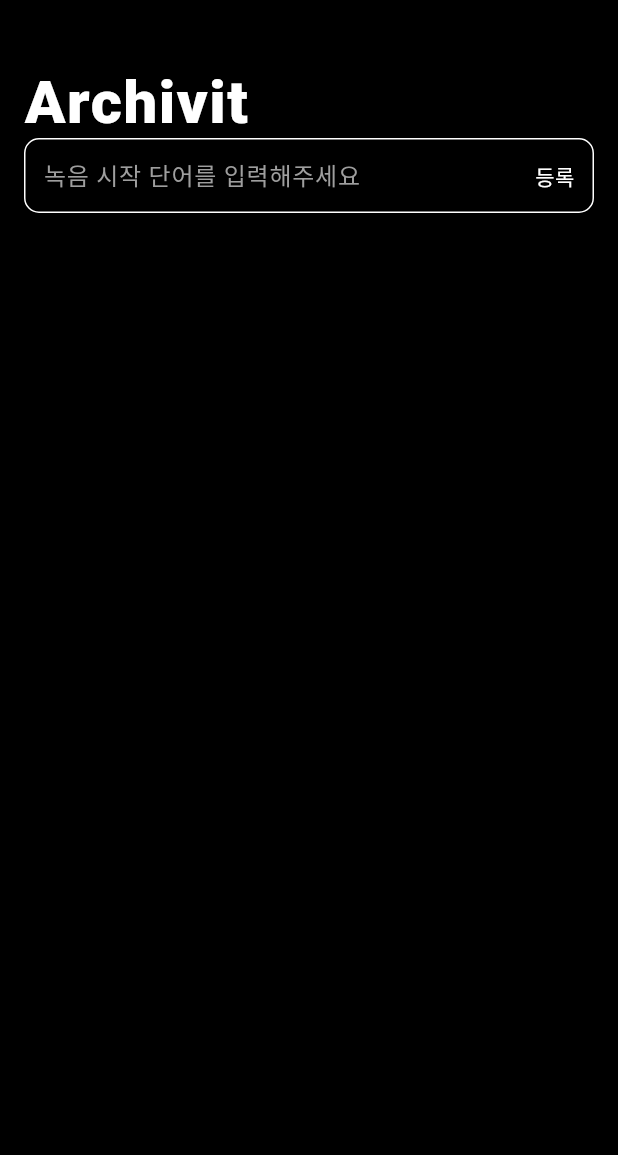
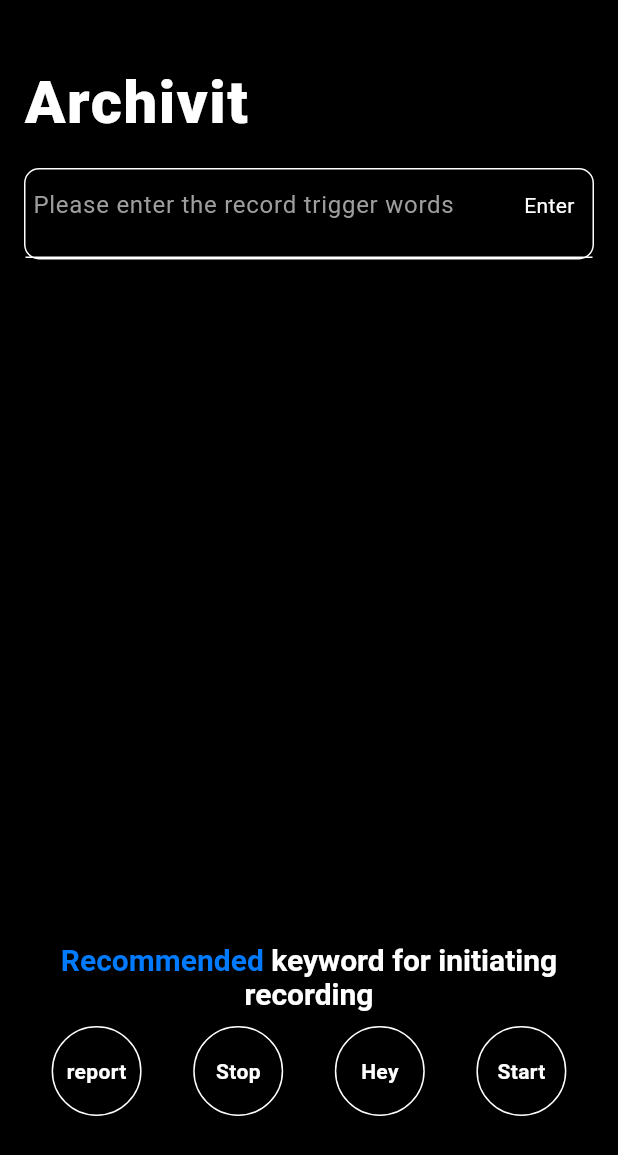
Before and after one commit to AGILE-CK/GDSC-Archivit-Frontend, a Flutter app: the VoiceSettingScreen screen opened directly, on a phone screen of 412 x 824 dp. Shown: the top 1155 px of the screen. Run offline on Flutter 3.47's test engine with Material 3 defaults, Android fonts, the phone set to English and light mode, and no system bars; our stand-ins replace fluentui_system_icons, flutter_screenutil, flutter_speed_dial, get.

Commit message:
sds
sdsd

```diff
--- a/lib/home/voice_setting.dart
+++ b/lib/home/voice_setting.dart
@@ -6,7 +6,9 @@ class VoiceSettingScreen extends StatefulWidget {
 }
 
 class _VoiceSettingScreenState extends State<VoiceSettingScreen> {
-  String recordingKeyword = '';
+  List<String> recordedKeywords = [];
+  List<Widget> keywordWidgets = [];
+  TextEditingController _textEditingController = TextEditingController();
 
   @override
   Widget build(BuildContext context) {
@@ -14,16 +16,14 @@ class _VoiceSettingScreenState extends State<VoiceSettingScreen> {
       backgroundColor: Colors.black,
       body: Stack(
         children: [
-          CustomScrollView(
-            slivers: <Widget>[
-              SliverToBoxAdapter(
-                child: Container(
+          SingleChildScrollView(
+            child: Column(
+              crossAxisAlignment: CrossAxisAlignment.stretch,
+              children: [
+                Container(
                   margin: EdgeInsets.only(left: 16.0, top: 44.0, right: 16.0),
-                  child: Row(
-                    mainAxisAlignment: MainAxisAlignment.spaceBetween,
-                    children: [
-                      Text(
-                        'Archivit', // Archivit 텍스트를 유지합니다.
+                  child: Text(
+                    'Archivit',
                     style: TextStyle(
                       color: Colors.white,
                       fontSize: 40.0,
@@ -32,61 +32,192 @@ class _VoiceSettingScreenState extends State<VoiceSettingScreen> {
                       letterSpacing: 1.0,
                     ),
                   ),
-                    ],
                 ),
-                ),
-              ),
-              SliverToBoxAdapter(
-                child: Container(
+                SizedBox(height: 20.0),
+                Container(
                   margin: EdgeInsets.symmetric(horizontal: 16.0),
                   decoration: BoxDecoration(
                     color: Colors.black,
                     borderRadius: BorderRadius.circular(10.0),
-                    border: Border.all(color: Colors.white), // 흰색 실선 테두리 추가
+                    border: Border.all(color: Colors.white),
                   ),
-                  child: Row(
+                  child: Column(
+                    children: [
+                      Row(
                         children: [
                           Expanded(
                             child: Padding(
-                          padding: const EdgeInsets.symmetric(horizontal: 12.0),
+                              padding:
+                                  const EdgeInsets.symmetric(horizontal: 5.0),
                               child: TextField(
+                                controller: _textEditingController,
                                 style: TextStyle(color: Colors.white),
                                 decoration: InputDecoration(
-                              hintText: '녹음 시작 단어를 입력해주세요',
+                                  hintText:
+                                      'Please enter the record trigger words',
                                   hintStyle: TextStyle(color: Colors.grey),
                                   border: InputBorder.none,
                                 ),
                                 onChanged: (value) {
-                              setState(() {
-                                recordingKeyword = value;
-                              });
+                                  // No need to set state here
+                                },
+                                onSubmitted: (value) {
+                                  _addKeyword(value);
                                 },
                               ),
                             ),
                           ),
                           GestureDetector(
                             onTap: () {
-                          // 등록 버튼을 눌렀을 때의 동작 추가
-                          // 여기서는 입력한 키워드를 출력하도록 함
-                          print('등록된 키워드: $recordingKeyword');
+                              _addKeyword(_textEditingController.text);
                             },
                             child: Container(
                               padding: EdgeInsets.all(12.0),
                               color: Colors.transparent,
                               child: Text(
-                            '등록',
+                                'Enter',
                                 style: TextStyle(color: Colors.white),
                               ),
                             ),
                           ),
                         ],
                       ),
+                      Container(
+                        margin: EdgeInsets.only(top: 10.0),
+                        height: 1.0,
+                        color: Colors.white,
+                      ),
+                    ],
+                  ),
+                ),
+                SizedBox(height: 20.0),
+                Column(
+                  crossAxisAlignment: CrossAxisAlignment.stretch,
+                  children: keywordWidgets,
+                ),
+                SizedBox(height: 20.0),
+              ],
+            ),
+          ),
+          Align(
+            alignment: Alignment.bottomCenter,
+            child: Padding(
+              padding: EdgeInsets.only(bottom: 80.0),
+              child: Container(
+                color: Colors.black,
+                child: Column(
+                  mainAxisSize: MainAxisSize.min,
+                  children: [
+                    RichText(
+                      textAlign: TextAlign.center,
+                      text: TextSpan(
+                        children: [
+                          TextSpan(
+                            text: 'Recommended ',
+                            style: TextStyle(
+                              color: Color(0xFF007AFF),
+                              fontSize: 20.0,
+                              fontWeight: FontWeight.bold,
+                            ),
+                          ),
+                          TextSpan(
+                            text: 'keyword for initiating recording',
+                            style: TextStyle(
+                              color: Colors.white,
+                              fontSize: 20.0,
+                              fontWeight: FontWeight.bold,
                             ),
                           ),
                         ],
+                      ),
+                    ),
+                    SizedBox(height: 10),
+                    Row(
+                      mainAxisAlignment: MainAxisAlignment.spaceEvenly,
+                      children: [
+                        _buildCircle('report'),
+                        _buildCircle('Stop'),
+                        _buildCircle('Hey'),
+                        _buildCircle('Start'),
+                      ],
+                    ),
+                  ],
+                ),
+              ),
+            ),
           ),
         ],
       ),
     );
   }
+
+  Widget _buildCircle(String text) {
+    return Container(
+      width: 60,
+      height: 60,
+      decoration: BoxDecoration(
+        shape: BoxShape.circle,
+        color: Colors.black, // 배경색을 검정색으로 설정
+        border: Border.all(color: Colors.white), // 테두리를 흰색 실선으로 설정
+      ),
+      child: Center(
+        child: Text(
+          text,
+          style: TextStyle(
+            color: Colors.white,
+            fontWeight: FontWeight.bold,
+          ),
+        ),
+      ),
+    );
   }
+
+  void _addKeyword(String value) {
+    if (value.isNotEmpty) {
+      setState(() {
+        recordedKeywords.add(value);
+        keywordWidgets = List.generate(recordedKeywords.length, (index) {
+          return Padding(
+            padding: const EdgeInsets.fromLTRB(16.0, 8.0, 16.0, 8.0),
+            child: Row(
+              children: [
+                Expanded(
+                  child: Text(
+                    recordedKeywords[index],
+                    style: TextStyle(
+                      color: Colors.white,
+                      fontSize: 25.0,
+                    ),
+                  ),
+                ),
+                GestureDetector(
+                  onTap: () {
+                    _removeKeyword(index);
+                  },
+                  child: Icon(
+                    Icons.delete,
+                    color: Colors.white,
+                  ),
+                ),
+              ],
+            ),
+          );
+        });
+      });
+      _textEditingController.clear();
+    }
+  }
+
+  void _removeKeyword(int index) {
+    setState(() {
+      recordedKeywords.removeAt(index);
+      keywordWidgets.removeAt(index);
+    });
+  }
+}
+
+void main() {
+  runApp(MaterialApp(
+    home: VoiceSettingScreen(),
+  ));
+}
--- a/lib/main.dart
+++ b/lib/main.dart
@@ -2,12 +2,14 @@ import 'package:flutter/material.dart';
 import 'package:flutter_screenutil/flutter_screenutil.dart';
 import 'package:gdsc/auth/login_page.dart';
 import 'package:gdsc/home/home_screen_page.dart';
+import 'package:gdsc/home/voice_setting.dart';
 import 'package:gdsc/provider/bottom_bar_provider.dart';
 import 'package:gdsc/provider/folder_page_provider.dart';
 import 'package:gdsc/provider/make_recording_page_provider.dart';
 import 'package:gdsc/provider/make_text_file_page_provider.dart';
 import 'package:get/get.dart';
 import 'package:provider/provider.dart';
+import 'package:gdsc/home/voice_text.dart';
 
 void main() {
   runApp(
@@ -73,10 +75,10 @@ Widget _splashLoadingWidget(AsyncSnapshot snapshot) {
       return HomeScreen();
     } else {
       // not logged in (token does not exist)
-      return LoginPage();
+      return VoiceSettingScreen();
     }
   } else {
     // loading
-    return LoginPage();
+    return VoiceSettingScreen();
   }
 }
--- a/pubspec.yaml
+++ b/pubspec.yaml
@@ -41,7 +41,7 @@ dependencies:
   path_provider: ^2.1.2
   flutter_speed_dial: ^7.0.0
   fluentui_system_icons: ^1.1.226
-  path: ^1.9.0
+  path: 1.8.3
 
 
 dev_dependencies:
```
Also changed, not shown: pubspec.lock. Lines whose indentation alone changed are shown as unchanged.
